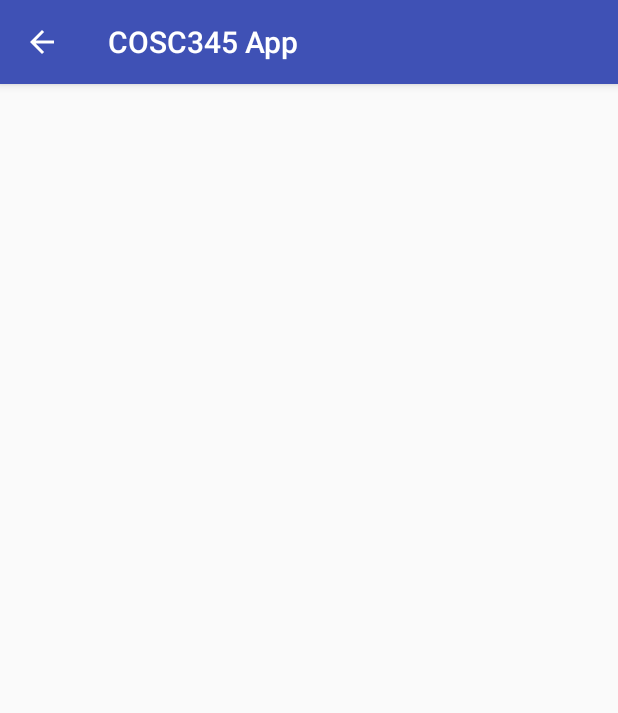
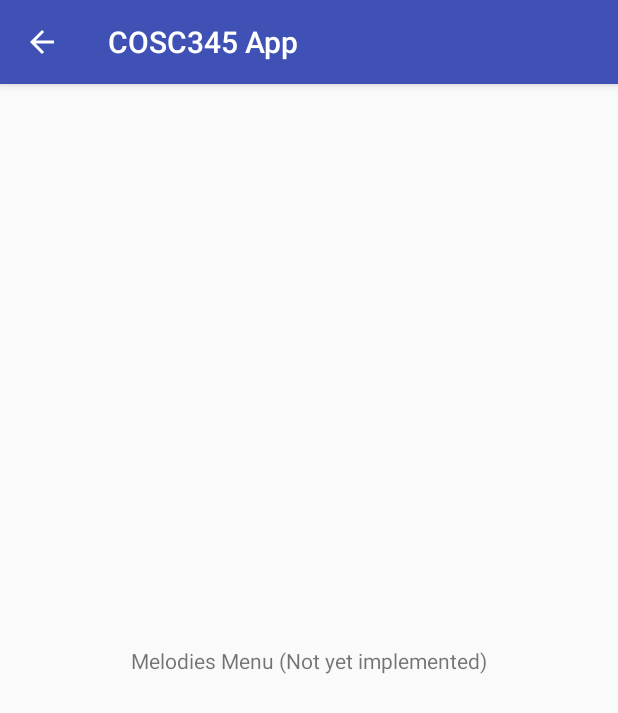
Before and after one commit to AnthonyDickson/AuralLearner, an Android app: the screen it shows after launch (MelodiesMenu), after a tap on "MELODIES", on a phone screen of 412 x 824 dp. Shown: the top 713 px of the screen. Run offline under Robolectric (Android 15) with nearby library versions, the phone set to English and light mode, and no system bars; libraries missing offline, so code that uses them is left out: edu.cmu.pocketsphinx; 9 statements that could not run were skipped.

Commit message:
make voice control available in submenus. fix bugs when switching between menus and the fft test activity

```diff
--- a/android/app/src/main/java/cosc345/app/MainActivity.java
+++ b/android/app/src/main/java/cosc345/app/MainActivity.java
@@ -3,6 +3,7 @@ package cosc345.app;
 import android.content.Intent;
 import android.os.Bundle;
 import android.support.v7.app.AppCompatActivity;
+import android.util.Log;
 import android.widget.Button;
 
 import cosc345.app.lib.MenuAction;
@@ -15,7 +16,6 @@ import cosc345.app.views.fftTest;
 
 public class MainActivity extends AppCompatActivity {
     VoiceRecognitionManager voiceRecognitionManager;
-    // TODO: Allow the voice recognition to persist to the submenus.
     TextToSpeechManager textToSpeechManager;
 
     @Override
@@ -34,7 +34,12 @@ public class MainActivity extends AppCompatActivity {
     }
 
     private void setupVoiceRecognition() {
-        voiceRecognitionManager = new VoiceRecognitionManager(this);
+        if (voiceRecognitionManager != null) {
+            voiceRecognitionManager.resume();
+            return;
+        }
+
+        voiceRecognitionManager = VoiceRecognitionManager.getInstance(this);
         voiceRecognitionManager.registerAction(new MenuAction("intervals", () -> startActivity(new Intent(MainActivity.this, IntervalsMenu.class))));
         voiceRecognitionManager.registerAction(new MenuAction("melodies", () -> startActivity(new Intent(MainActivity.this, MelodiesMenu.class))));
         voiceRecognitionManager.registerAction(new MenuAction("rhythms", () -> startActivity(new Intent(MainActivity.this, RhythmsMenu.class))));
@@ -64,28 +69,13 @@ public class MainActivity extends AppCompatActivity {
     protected void onResume() {
         super.onResume();
 
+        Log.i("MainActivity", "Resumed.");
         voiceRecognitionManager.resume();
     }
 
     @Override
-    protected void onRestart() {
-        super.onRestart();
-
-        setupVoiceRecognition();
-        setupTextToSpeech();
-    }
-
-    @Override
-    protected void onPause() {
-        super.onPause();
-
-        voiceRecognitionManager.pause();
-        textToSpeechManager.pause();
-    }
-
-    @Override
-    protected void onStop() {
-        super.onStop();
+    protected void onDestroy() {
+        super.onDestroy();
 
         voiceRecognitionManager.close();
         textToSpeechManager.close();
--- a/android/app/src/main/java/cosc345/app/lib/TextToSpeechManager.java
+++ b/android/app/src/main/java/cosc345/app/lib/TextToSpeechManager.java
@@ -1,6 +1,5 @@
 package cosc345.app.lib;
 
-import android.app.Activity;
 import android.content.Context;
 import android.speech.tts.TextToSpeech;
 import android.speech.tts.UtteranceProgressListener;
@@ -18,22 +17,18 @@ public class TextToSpeechManager {
     private static final String LOG_TAG = "TextToSpeech";
 
     private TextToSpeech tts;
-    private Context parentContext;
     private HashMap<String, String> ttsParams = new HashMap<>();
 
     /**
      * Set up the text-to-speech service.
      *
-     * @param parentContext
-     * @param onStart the callback to called once TTS has begun.
-     * @param onDone  the callback to called once TTS has finished.
+     * @param parentContext the parent context (Activity).
+     * @param onStart       the callback to called once TTS has begun.
+     * @param onDone        the callback to called once TTS has finished.
      */
     public TextToSpeechManager(Context parentContext, Callback onStart, Callback onDone) {
-        this.parentContext = parentContext;
         ttsParams.put(TextToSpeech.Engine.KEY_PARAM_UTTERANCE_ID, "id");
-        tts = new TextToSpeech(parentContext, status -> {
-            init(status, onStart, onDone);
-        });
+        tts = new TextToSpeech(parentContext, status -> init(status, onStart, onDone));
     }
 
     private void init(int status, Callback onStart, Callback onDone) {
--- a/android/app/src/main/java/cosc345/app/lib/VoiceRecognitionManager.java
+++ b/android/app/src/main/java/cosc345/app/lib/VoiceRecognitionManager.java
@@ -30,45 +30,29 @@ public class VoiceRecognitionManager implements RecognitionListener {
     private static final String MENU_SEARCH = "menu";
     /* Keyword we are looking for to activate recognition */
     private static final String KEYPHRASE = "menu";
+    private static volatile VoiceRecognitionManager instance;
+    private STATE state = STATE.NOT_READY;
     private SpeechRecognizer recogniser;
-    private Context parentContext;
+    private WeakReference<Context> parentContext;
     private ArrayList<MenuAction> actions = new ArrayList<>();
 
-    public VoiceRecognitionManager(Context parentContext) {
-        this.parentContext = parentContext;
+    private VoiceRecognitionManager(Context parentContext) {
+        this.parentContext = new WeakReference<>(parentContext);
         // recogniser initialization is a time-consuming and it involves IO,
         // so we execute it in async task
         new VoiceRecognitionInitialiser(this).execute();
     }
 
-    /**
-     * Close the voice recogniser.
-     * This method should be called when the parent context (activity) stops.
-     */
-    public void close() {
-        if (recogniser != null) {
-            recogniser.cancel();
-            recogniser.shutdown();
-
-            Log.i(LOG_TAG, "Shutdown.");
-        }
+    public static VoiceRecognitionManager getInstance() {
+        return instance;
     }
 
-    /**
-     * Cancel any voice recognition activity and pause the voice recognition service.
-     */
-    public void pause() {
-        if (recogniser != null) {
-            recogniser.cancel();
-            Log.i(LOG_TAG, "Paused.");
+    public static synchronized VoiceRecognitionManager getInstance(Context parentContext) {
+        if (instance == null) {
+            instance = new VoiceRecognitionManager(parentContext);
         }
-    }
 
-    public void resume() {
-        if (recogniser != null) {
-            recogniser.startListening(KWS_SEARCH);
-            Log.i(LOG_TAG, "Resumed.");
-        }
+        return instance;
     }
 
     private void setupRecognizer(File assetsDir) throws IOException {
@@ -114,6 +98,7 @@ public class VoiceRecognitionManager implements RecognitionListener {
         if (!recogniser.getSearchName().equals(KWS_SEARCH))
             switchSearch(KWS_SEARCH);
 
+        state = STATE.READY;
         Log.i(LOG_TAG, "Finished Listening");
     }
 
@@ -136,7 +121,7 @@ public class VoiceRecognitionManager implements RecognitionListener {
         if (text.equals(KEYPHRASE)) {
             switchSearch(MENU_SEARCH);
         } else {
-            for (MenuAction a: actions) {
+            for (MenuAction a : actions) {
                 if (text.equals(a.activation)) {
                     a.execute();
                 }
@@ -149,10 +134,12 @@ public class VoiceRecognitionManager implements RecognitionListener {
 
         if (searchName.equals(KWS_SEARCH)) {
             recogniser.startListening(KWS_SEARCH);
+            state = STATE.READY;
         } else {
             if (searchName.equals(MENU_SEARCH)) {
                 Log.i(LOG_TAG, "Started listening.");
-                Toast.makeText(parentContext,"Im listening...", Toast.LENGTH_SHORT).show();
+                Toast.makeText(parentContext.get(), "Im listening...", Toast.LENGTH_SHORT).show();
+                state = STATE.LISTENING;
             }
 
             recogniser.startListening(searchName, 10000);
@@ -169,17 +156,64 @@ public class VoiceRecognitionManager implements RecognitionListener {
      * Note: Make sure the string used for the action's <code>activation</code>
      * is in the mymenu.gram file inside the assets folder, otherwise it will
      * not work.
+     *
      * @param action The menu action to register.
      */
     public void registerAction(MenuAction action) {
         actions.add(action);
     }
 
+    /**
+     * Cancel any voice recognition activity and pause the voice recognition service.
+     */
+    public void pause() {
+        if (recogniser != null) {
+            recogniser.cancel();
+            state = STATE.PAUSED;
+
+            Log.i(LOG_TAG, "Paused.");
+        }
+    }
+
+    /**
+     * Restart the voice recognition service.
+     */
+    public void resume() {
+        if (recogniser == null) {
+            return;
+        }
+
+        if (state == STATE.PAUSED) {
+            recogniser.startListening(KWS_SEARCH);
+            state = STATE.READY;
+            Log.i(LOG_TAG, "Resumed.");
+        } else if (state == STATE.NOT_READY || state == STATE.SHUTDOWN) {
+            new VoiceRecognitionInitialiser(this).execute();
+        }
+    }
+
+    /**
+     * Close the voice recogniser service.
+     */
+    public void close() {
+        if (recogniser != null) {
+            recogniser.cancel();
+            recogniser.shutdown();
+            state = STATE.SHUTDOWN;
+
+            Log.i(LOG_TAG, "Shutdown.");
+        }
+    }
+
+
+    public enum STATE {NOT_READY, INITIALISING, READY, LISTENING, PAUSED, SHUTDOWN}
+
     private static class VoiceRecognitionInitialiser extends AsyncTask<Void, Void, Exception> {
         private WeakReference<VoiceRecognitionManager> activityReference;
 
         // only retain a weak reference to the activity
         VoiceRecognitionInitialiser(VoiceRecognitionManager context) {
+            context.state = STATE.INITIALISING;
             activityReference = new WeakReference<>(context);
         }
 
@@ -188,12 +222,13 @@ public class VoiceRecognitionManager implements RecognitionListener {
             try {
                 VoiceRecognitionManager context = activityReference.get();
 
-                Assets assets = new Assets(context.parentContext);
+                Assets assets = new Assets(context.parentContext.get());
                 File assetDir = assets.syncAssets();
                 context.setupRecognizer(assetDir);
             } catch (IOException e) {
                 return e;
             }
+
             return null;
         }
 
@@ -204,6 +239,7 @@ public class VoiceRecognitionManager implements RecognitionListener {
             } else {
                 VoiceRecognitionManager context = activityReference.get();
                 context.switchSearch(KWS_SEARCH);
+                context.state = STATE.READY;
                 Log.i(LOG_TAG, "Initialisation Complete.");
             }
         }
--- a/android/app/src/main/java/cosc345/app/views/IntervalsMenu.java
+++ b/android/app/src/main/java/cosc345/app/views/IntervalsMenu.java
@@ -7,9 +7,7 @@ import android.view.MenuItem;
 
 import java.util.Objects;
 
-import cosc345.app.MainActivity;
 import cosc345.app.R;
-import cosc345.app.lib.VoiceRecognitionManager;
 
 public class IntervalsMenu extends AppCompatActivity {
     @Override
--- a/android/app/src/main/res/layout/activity_melodies_menu.xml
+++ b/android/app/src/main/res/layout/activity_melodies_menu.xml
@@ -6,4 +6,19 @@
     android:layout_height="match_parent"
     tools:context="cosc345.app.views.MelodiesMenu">
 
+    <TextView
+        android:id="@+id/textView2"
+        android:layout_width="wrap_content"
+        android:layout_height="wrap_content"
+        android:layout_marginBottom="8dp"
+        android:layout_marginEnd="8dp"
+        android:layout_marginLeft="8dp"
+        android:layout_marginRight="8dp"
+        android:layout_marginStart="8dp"
+        android:layout_marginTop="8dp"
+        android:text="Melodies Menu (Not yet implemented)"
+        app:layout_constraintBottom_toBottomOf="parent"
+        app:layout_constraintEnd_toEndOf="parent"
+        app:layout_constraintStart_toStartOf="parent"
+        app:layout_constraintTop_toTopOf="parent" />
 </android.support.constraint.ConstraintLayout>
```
Also changed, not shown: android/app/src/main/java/cosc345/app/views/fftTest.java (+22 -4 lines), android/app/src/main/res/layout/activity_intervals_menu.xml (+15 -0 lines), android/app/src/main/res/layout/activity_rhythms_menu.xml (+15 -0 lines), 2 other files.
